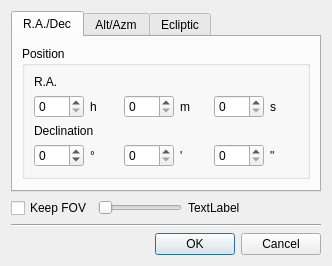
This is csetposition.ui in PavelMr/skytechx as Qt 5 draws it before an edit. The edited form follows.
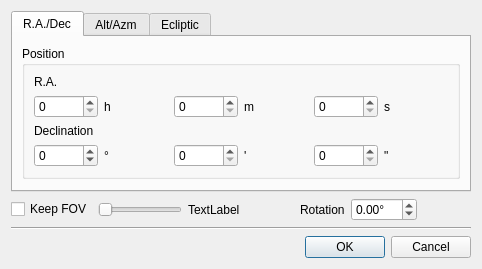
This is the edited form.

Diff of the .ui file:
```diff
--- a/csetposition.ui
+++ b/csetposition.ui
@@ -6,8 +6,8 @@
    <rect>
     <x>0</x>
     <y>0</y>
-    <width>332</width>
-    <height>258</height>
+    <width>482</width>
+    <height>260</height>
    </rect>
   </property>
   <property name="windowTitle">
@@ -562,6 +562,39 @@
          </property>
         </widget>
        </item>
+       <item>
+        <spacer name="horizontalSpacer_3">
+         <property name="orientation">
+          <enum>Qt::Horizontal</enum>
+         </property>
+         <property name="sizeHint" stdset="0">
+          <size>
+           <width>40</width>
+           <height>20</height>
+          </size>
+         </property>
+        </spacer>
+       </item>
+       <item>
+        <widget class="QLabel" name="label_26">
+         <property name="text">
+          <string>Rotation</string>
+         </property>
+        </widget>
+       </item>
+       <item>
+        <widget class="QDoubleSpinBox" name="doubleSpinBox">
+         <property name="suffix">
+          <string>°</string>
+         </property>
+         <property name="minimum">
+          <double>-90.000000000000000</double>
+         </property>
+         <property name="maximum">
+          <double>90.000000000000000</double>
+         </property>
+        </widget>
+       </item>
        <item>
         <spacer name="horizontalSpacer_2">
          <property name="orientation">
```
